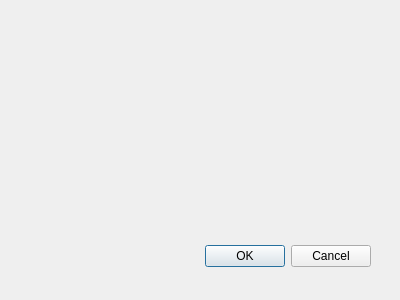
This is editdate.ui in kc8hfi/fuelmanager as Qt 5 draws it before an edit. The edited form follows.
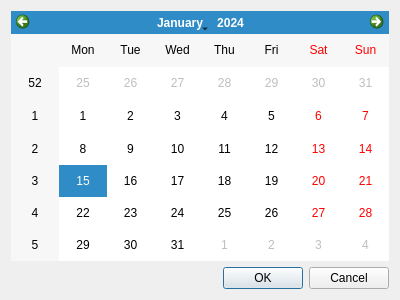
This is the edited form.

What changed in the file:
```diff
--- a/editdate.ui
+++ b/editdate.ui
@@ -15,15 +15,12 @@
   <property name="windowTitle">
    <string>Dialog</string>
   </property>
+  <layout class="QVBoxLayout" name="verticalLayout">
+   <item>
+    <widget class="QCalendarWidget" name="calendarWidget"/>
+   </item>
+   <item>
   <widget class="QDialogButtonBox" name="buttonBox">
-   <property name="geometry">
-    <rect>
-     <x>30</x>
-     <y>240</y>
-     <width>341</width>
-     <height>32</height>
-    </rect>
-   </property>
    <property name="orientation">
     <enum>Qt::Horizontal</enum>
    </property>
@@ -31,6 +28,8 @@
     <set>QDialogButtonBox::Cancel|QDialogButtonBox::Ok</set>
    </property>
   </widget>
+   </item>
+  </layout>
  </widget>
  <pixmapfunction/>
  <resources/>
```
Left out of the diff: 5 changed lines with no effect on the pictures. Lines whose indentation alone changed are shown as unchanged.
